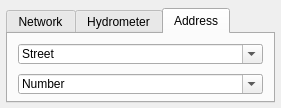
First picture: the form in search/ui/search_plus_dialog.ui, repository Giswater/giswater_qgis_plugin, before the edit.
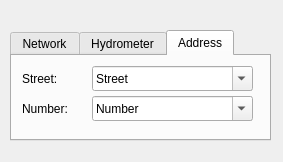
Second picture: the form after the edit. The open tabs and pages were chosen to show the change. Custom widgets are drawn as their Qt base class.

```diff
--- a/search/ui/search_plus_dialog.ui
+++ b/search/ui/search_plus_dialog.ui
@@ -6,8 +6,8 @@
    <rect>
     <x>0</x>
     <y>0</y>
-    <width>281</width>
-    <height>108</height>
+    <width>283</width>
+    <height>162</height>
    </rect>
   </property>
   <property name="windowTitle">
@@ -16,26 +16,26 @@
   <widget class="QTabWidget" name="tab_main">
    <property name="geometry">
     <rect>
-     <x>6</x>
-     <y>8</y>
-     <width>269</width>
-     <height>95</height>
+     <x>10</x>
+     <y>30</y>
+     <width>261</width>
+     <height>111</height>
     </rect>
    </property>
    <property name="currentIndex">
-    <number>2</number>
+    <number>0</number>
    </property>
-   <widget class="QWidget" name="tab_6">
+   <widget class="QWidget" name="tab_network">
     <attribute name="title">
      <string>Network</string>
     </attribute>
-    <widget class="SearchableComboBox" name="ppoint_field_zone_4">
+    <widget class="QComboBox" name="network_code">
      <property name="geometry">
       <rect>
-       <x>10</x>
+       <x>80</x>
        <y>10</y>
-       <width>241</width>
-       <height>20</height>
+       <width>161</width>
+       <height>25</height>
       </rect>
      </property>
      <property name="editable">
@@ -47,13 +47,13 @@
       </property>
      </item>
     </widget>
-    <widget class="SearchableComboBox" name="ppoint_field_zone_5">
+    <widget class="QComboBox" name="network_geom_type">
      <property name="geometry">
       <rect>
-       <x>10</x>
+       <x>80</x>
        <y>40</y>
-       <width>243</width>
-       <height>20</height>
+       <width>161</width>
+       <height>25</height>
       </rect>
      </property>
      <property name="editable">
@@ -66,17 +66,17 @@
      </item>
     </widget>
    </widget>
-   <widget class="QWidget" name="tab_4">
+   <widget class="QWidget" name="tab_hydrometer">
     <attribute name="title">
      <string>Hydrometer</string>
     </attribute>
-    <widget class="SearchableComboBox" name="hydrometer_code">
+    <widget class="QComboBox" name="hydrometer_id">
      <property name="geometry">
       <rect>
-       <x>8</x>
+       <x>80</x>
        <y>40</y>
-       <width>247</width>
-       <height>20</height>
+       <width>161</width>
+       <height>25</height>
       </rect>
      </property>
      <property name="editable">
@@ -88,13 +88,13 @@
       </property>
      </item>
     </widget>
-    <widget class="SearchableComboBox" name="hydrometer_code_2">
+    <widget class="QComboBox" name="hydrometer_connec">
      <property name="geometry">
       <rect>
-       <x>8</x>
+       <x>80</x>
        <y>10</y>
-       <width>247</width>
-       <height>20</height>
+       <width>161</width>
+       <height>25</height>
       </rect>
      </property>
      <property name="editable">
@@ -107,17 +107,17 @@
      </item>
     </widget>
    </widget>
-   <widget class="QWidget" name="tab_3">
+   <widget class="QWidget" name="tab_address">
     <attribute name="title">
      <string>Address</string>
     </attribute>
-    <widget class="SearchableComboBox" name="adress_street">
+    <widget class="QComboBox" name="adress_street">
      <property name="geometry">
       <rect>
-       <x>10</x>
+       <x>80</x>
        <y>10</y>
-       <width>245</width>
-       <height>20</height>
+       <width>161</width>
+       <height>25</height>
       </rect>
      </property>
      <property name="editable">
@@ -129,13 +129,13 @@
       </property>
      </item>
     </widget>
-    <widget class="SearchableComboBox" name="adress_number">
+    <widget class="QComboBox" name="adress_number">
      <property name="geometry">
       <rect>
-       <x>10</x>
+       <x>80</x>
        <y>40</y>
-       <width>245</width>
-       <height>20</height>
+       <width>161</width>
+       <height>25</height>
       </rect>
      </property>
      <property name="editable">
@@ -147,16 +147,35 @@
       </property>
      </item>
     </widget>
+    <widget class="QLabel" name="lbl_street">
+     <property name="geometry">
+      <rect>
+       <x>10</x>
+       <y>10</y>
+       <width>71</width>
+       <height>25</height>
+      </rect>
+     </property>
+     <property name="text">
+      <string>Street:</string>
+     </property>
+    </widget>
+    <widget class="QLabel" name="lbl_number">
+     <property name="geometry">
+      <rect>
+       <x>10</x>
+       <y>40</y>
+       <width>71</width>
+       <height>25</height>
+      </rect>
+     </property>
+     <property name="text">
+      <string>Number:</string>
+     </property>
+    </widget>
    </widget>
   </widget>
  </widget>
- <customwidgets>
-  <customwidget>
-   <class>SearchableComboBox</class>
-   <extends>QComboBox</extends>
-   <header location="global">custom_widgets.searchable_combobox</header>
-  </customwidget>
- </customwidgets>
  <resources/>
  <connections/>
 </ui>
```
